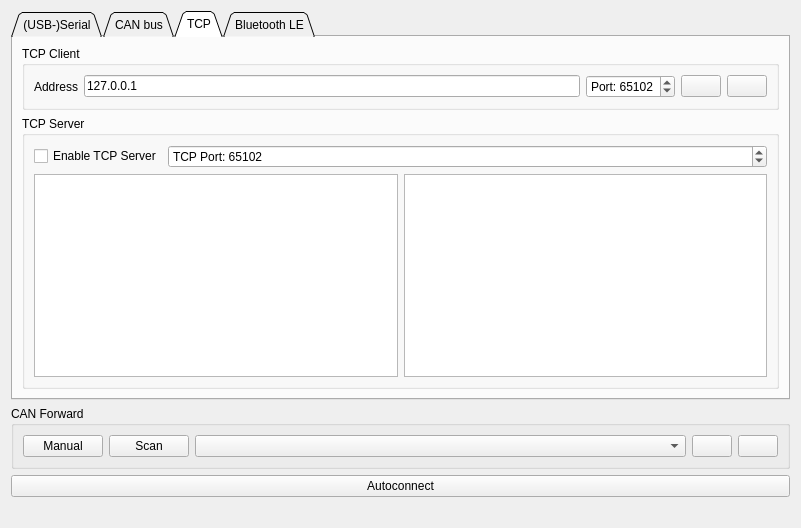
Above: pages/pageconnection.ui from vedderb/vesc_tool before the change. Below: the same form after it.
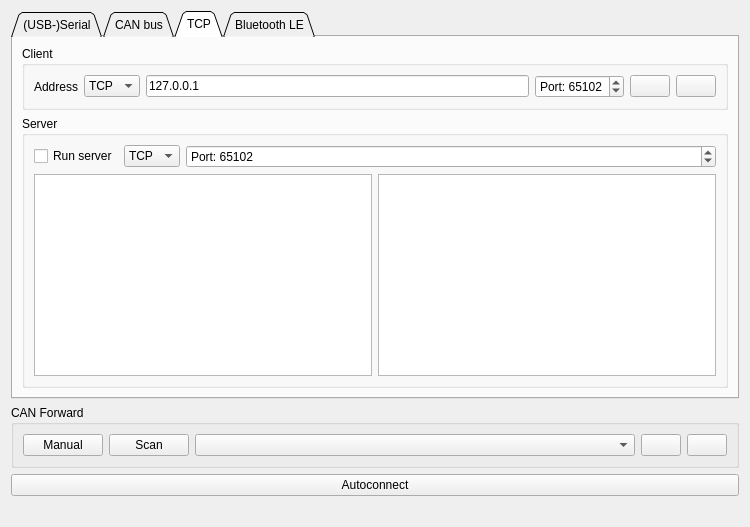
That is the form after the change. The open tabs and pages were chosen to show the change. Icons and pictures are not drawn.

Commit message: UDP client/server simple skel

Diff of the .ui file:
```diff
--- a/pages/pageconnection.ui
+++ b/pages/pageconnection.ui
@@ -6,8 +6,8 @@
    <rect>
     <x>0</x>
     <y>0</y>
-    <width>801</width>
-    <height>528</height>
+    <width>750</width>
+    <height>527</height>
    </rect>
   </property>
   <property name="windowTitle">
@@ -308,7 +308,7 @@
        <item>
         <widget class="QGroupBox" name="groupBox_3">
          <property name="title">
-          <string>TCP Client</string>
+          <string>Client</string>
          </property>
          <layout class="QHBoxLayout" name="horizontalLayout_3">
           <item>
@@ -318,6 +318,20 @@
             </property>
            </widget>
           </item>
+          <item>
+           <widget class="QComboBox" name="clientProtocol">
+            <item>
+             <property name="text">
+              <string>TCP</string>
+             </property>
+            </item>
+            <item>
+             <property name="text">
+              <string>UDP</string>
+             </property>
+            </item>
+           </widget>
+          </item>
           <item>
            <widget class="QLineEdit" name="tcpServerEdit">
             <property name="text">
@@ -384,7 +398,7 @@
        <item>
         <widget class="QGroupBox" name="tcpServerBox">
          <property name="title">
-          <string>TCP Server</string>
+          <string>Server</string>
          </property>
          <property name="checkable">
           <bool>false</bool>
@@ -398,12 +412,26 @@
             <item>
              <widget class="QCheckBox" name="tcpServerEnableBox">
               <property name="text">
-               <string>Enable TCP Server</string>
+               <string>Run server</string>
               </property>
              </widget>
             </item>
             <item>
-             <widget class="QSpinBox" name="tcpServerPortBox">
+             <widget class="QComboBox" name="serverProtocol">
+              <item>
+               <property name="text">
+                <string>TCP</string>
+               </property>
+              </item>
+              <item>
+               <property name="text">
+                <string>UDP</string>
+               </property>
+              </item>
+             </widget>
+            </item>
+            <item>
+             <widget class="QSpinBox" name="serverPortBox">
               <property name="sizePolicy">
                <sizepolicy hsizetype="MinimumExpanding" vsizetype="Fixed">
                 <horstretch>0</horstretch>
@@ -411,7 +439,7 @@
                </sizepolicy>
               </property>
               <property name="prefix">
-               <string>TCP Port: </string>
+               <string>Port: </string>
               </property>
               <property name="maximum">
                <number>65535</number>
```
Left out of the diff: 8 changed lines with no effect on the pictures. The commit also changes 5 other files.
